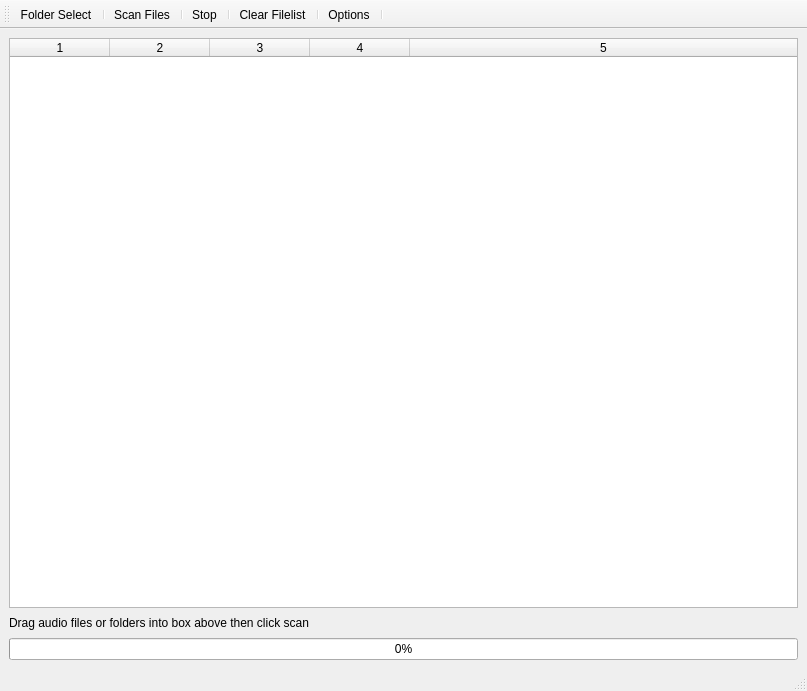
Qt form specton.ui (thwaller/specton) before a commit.
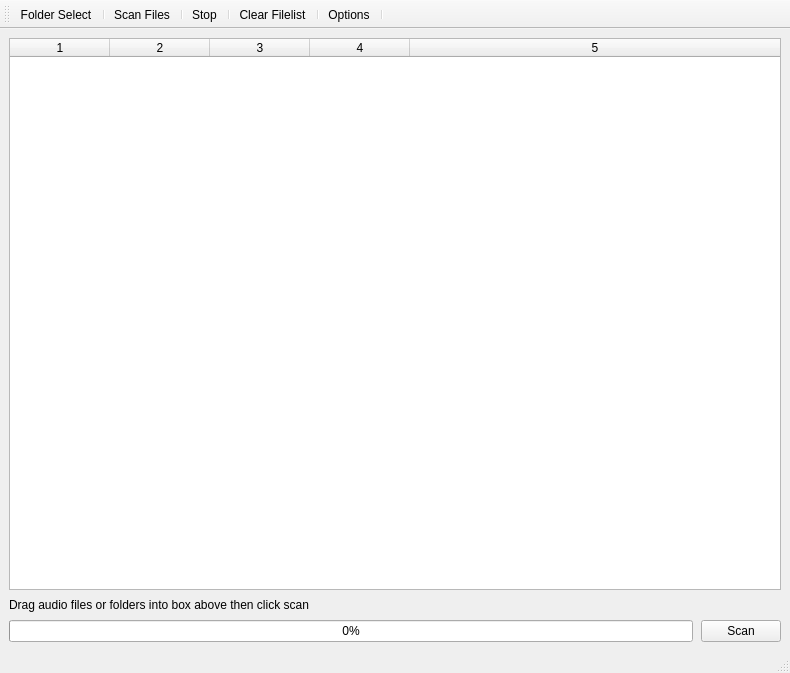
The same form after that commit. Icons and pictures are not drawn.

Diff of the .ui file:
```diff
--- a/specton.ui
+++ b/specton.ui
@@ -6,8 +6,8 @@
    <rect>
     <x>0</x>
     <y>0</y>
-    <width>807</width>
-    <height>691</height>
+    <width>790</width>
+    <height>673</height>
    </rect>
   </property>
   <property name="sizePolicy">
@@ -104,11 +104,25 @@
        </widget>
       </item>
       <item>
-       <widget class="QProgressBar" name="progressBar">
-        <property name="value">
-         <number>0</number>
+       <layout class="QHBoxLayout" name="horizontalLayout">
+        <property name="sizeConstraint">
+         <enum>QLayout::SetMinimumSize</enum>
         </property>
-       </widget>
+        <item>
+         <widget class="QProgressBar" name="progressBar">
+          <property name="value">
+           <number>0</number>
+          </property>
+         </widget>
+        </item>
+        <item alignment="Qt::AlignRight">
+         <widget class="QPushButton" name="scanButton">
+          <property name="text">
+           <string>Scan</string>
+          </property>
+         </widget>
+        </item>
+       </layout>
       </item>
      </layout>
     </item>
```
Left out of the diff: 14 changed lines with no effect on the pictures.
